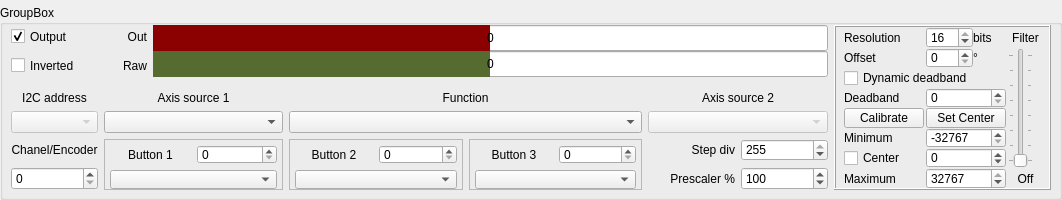
First picture: the form in widgets/axes.ui, repository FreeJoy-Team/FreeJoyConfiguratorQt, before the edit.
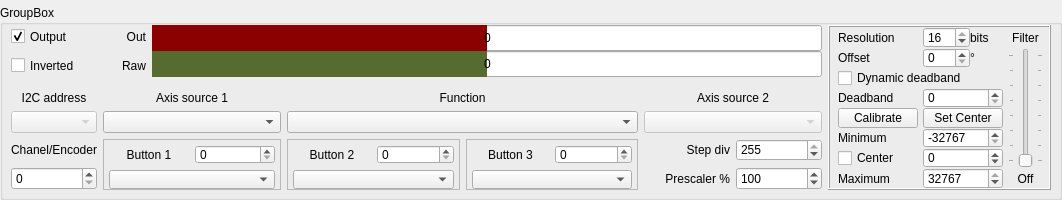
Second picture: the form after the edit.

Patch:
```diff
--- a/widgets/axes.ui
+++ b/widgets/axes.ui
@@ -352,7 +352,7 @@
         <property name="frameShadow">
          <enum>QFrame::Raised</enum>
         </property>
-        <layout class="QGridLayout" name="gridLayout" columnstretch="0,0,0,0,0,0">
+        <layout class="QGridLayout" name="gridLayout" columnstretch="0,0,0,0,0,0" columnminimumwidth="0,5,0,0,5,0">
          <property name="leftMargin">
           <number>8</number>
          </property>
@@ -440,6 +440,12 @@
          </item>
          <item row="1" column="5" rowspan="6">
           <widget class="QSlider" name="sliderV_Filter">
+           <property name="sizePolicy">
+            <sizepolicy hsizetype="Minimum" vsizetype="Expanding">
+             <horstretch>0</horstretch>
+             <verstretch>0</verstretch>
+            </sizepolicy>
+           </property>
            <property name="maximum">
             <number>7</number>
            </property>
```
Left out of the diff: 52 changed lines with no effect on the pictures.
